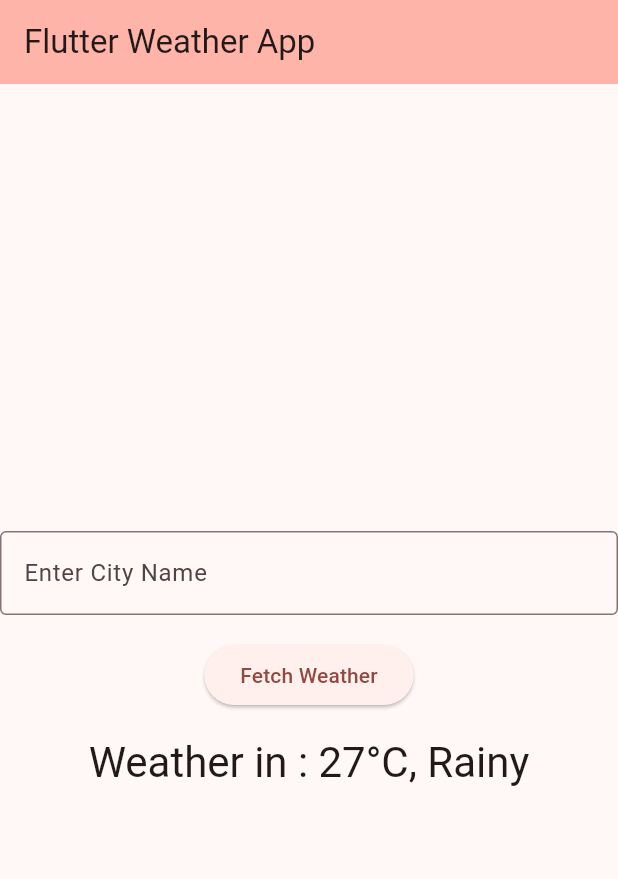
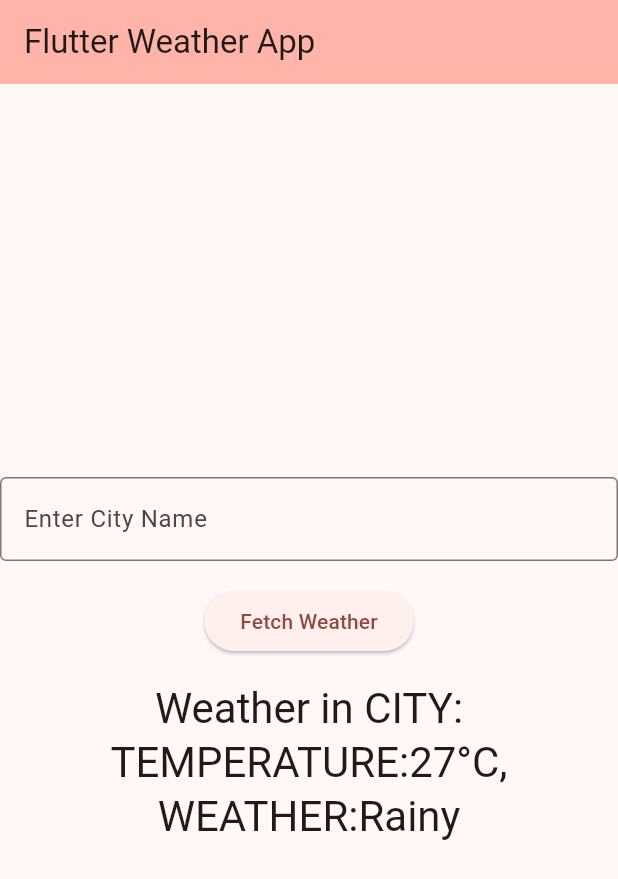
Before and after one commit to JohnPhamMobileApp/weather_info_app, a Flutter app: the screen it shows after launch, after a tap on "Fetch Weather", on a phone screen of 412 x 824 dp. Shown: the top 879 px of the screen. Run offline on Flutter 3.47's test engine with Material 3 defaults, Android fonts, the phone set to English and light mode, and no system bars.

Commit message:
Displayed simulated weather information

```diff
--- a/lib/main.dart
+++ b/lib/main.dart
@@ -1,4 +1,4 @@
-import 'dart:math'; // Import this to use Random
+import 'dart:math'; //library for the random weather degrees
 import 'package:flutter/material.dart';
 
 void main() {
@@ -50,7 +50,7 @@ class _MyHomePageState extends State<MyHomePage> {
       String weatherCondition = conditions[_random.nextInt(conditions.length)];
 
       // Update weather data string
-      _weatherData = 'Weather in $_cityName: $temperature°C, $weatherCondition';
+      _weatherData = 'Weather in CITY:$_cityName TEMPERATURE:$temperature°C, WEATHER:$weatherCondition';
     });
   }
 
@@ -78,6 +78,7 @@ class _MyHomePageState extends State<MyHomePage> {
               child: const Text('Fetch Weather'),
             ),
             const SizedBox(height: 16),
+            // Display the simulated weather information
             Text(
               _weatherData,
               style: Theme.of(context).textTheme.headlineMedium,
```
